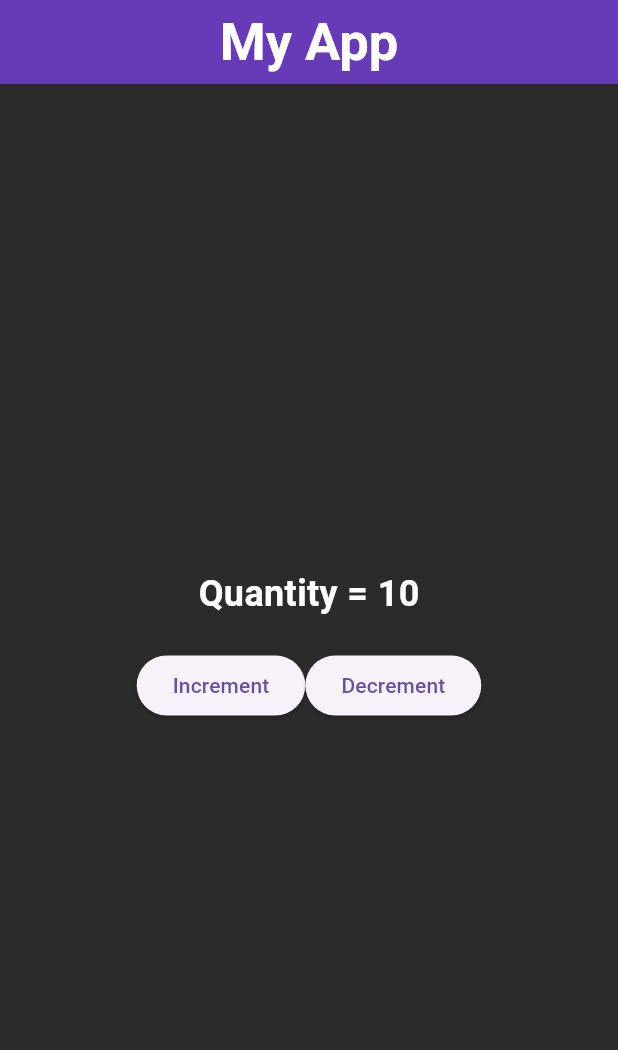
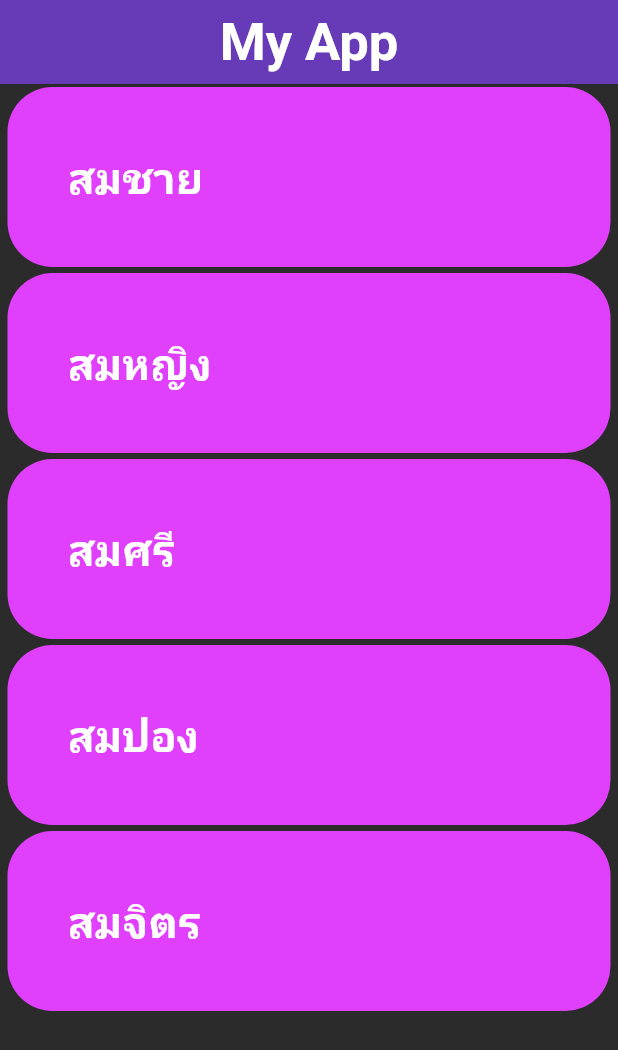
Before and after one commit to Tarozzzzzz/learn_flutter_67_1, a Flutter app: the screen it shows after launch, on a phone screen of 412 x 824 dp. Shown: the top 1050 px of the screen. Run offline on Flutter 3.47's test engine with Material 3 defaults, Android fonts, the phone set to English and light mode, and no system bars.

Commit message:
step9listview widget

```diff
--- a/lib/screen/item.dart
+++ b/lib/screen/item.dart
@@ -8,56 +8,30 @@ class Item extends StatefulWidget {
 }
 
 class _ItemState extends State<Item> {
-  int quantity = 10;
-
-  void incrementQuantity() {
-    setState(() {
-      quantity++;
-    });
-  }
-
-  void decrementQuantity() {
-    setState(() {
-      // if (quantity > 0) {
-      //   quantity--;
-      // }
-      quantity = quantity > 0 ? quantity - 1 : 0;
-    });
-  }
+  List data = ["สมชาย", "สมหญิง", "สมศรี", "สมปอง", "สมจิตร"];
 
   @override
   Widget build(BuildContext context) {
-    return Center(
-      child: Column(
-        mainAxisAlignment: MainAxisAlignment.center,
-        children: [
-          Text(
-            "Quantity = $quantity",
-            style: TextStyle(fontSize: 24, fontWeight: FontWeight.bold,color: Colors.white),
+    return ListView.builder(
+      itemCount: data.length,
+      itemBuilder: (context, index) {
+        return Container(
+          decoration: BoxDecoration(
+            borderRadius: BorderRadius.circular(30),
+            color: Colors.purpleAccent,
           ),
-
-          const SizedBox(height: 20),
-
-          Row(
-            mainAxisAlignment: MainAxisAlignment.center,
-            children: [
-              ElevatedButton(
-                onPressed: incrementQuantity,
-                child: const Text("Increment"),
-              ),
-
-              const SizedBox(height: 20),
-
-              ElevatedButton(
-                onPressed: decrementQuantity,
-                child: const Text("Decrement"),
-              ),
-            ],
+          margin: EdgeInsets.symmetric(horizontal: 5, vertical: 2),
+          padding: EdgeInsets.all(40),
+          child: Text(
+            data[index],
+            style: TextStyle(
+              fontSize: 28,
+              color: Colors.white,
+              fontWeight: FontWeight.bold,
+            ),
           ),
-
-          const SizedBox(height: 20),
-        ],
-      ),
+        );
+      },
     );
   }
 }
```
